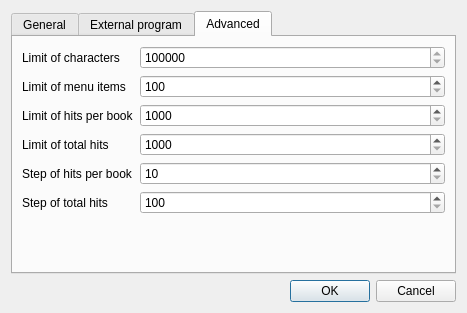
mvf/qolibri, file src/optiondialog.ui: the form before one commit.
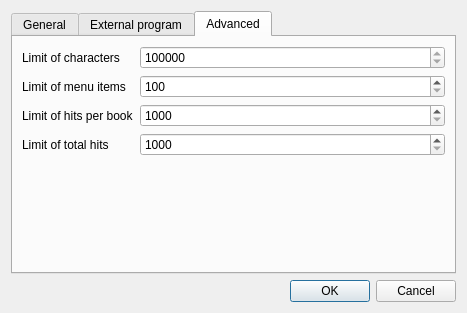
The form after the commit. The open tabs and pages were chosen to show the change.

Commit message:
Remove unused "Step of hits" options
These used to control the stepping on the hit limit spin boxes on the
toolbar and have been having no effect since commit
185b6472bdc55a5ca49c52bf98b70a3b595257c6

```diff
--- a/src/optiondialog.ui
+++ b/src/optiondialog.ui
@@ -264,46 +264,6 @@
          </property>
         </widget>
        </item>
-       <item row="4" column="0">
-        <widget class="QLabel" name="label_14">
-         <property name="text">
-          <string>Step of hits per book</string>
-         </property>
-        </widget>
-       </item>
-       <item row="4" column="1">
-        <widget class="QSpinBox" name="stepBookHitBox">
-         <property name="minimum">
-          <number>10</number>
-         </property>
-         <property name="maximum">
-          <number>1000</number>
-         </property>
-         <property name="singleStep">
-          <number>10</number>
-         </property>
-        </widget>
-       </item>
-       <item row="5" column="0">
-        <widget class="QLabel" name="label_15">
-         <property name="text">
-          <string>Step of total hits</string>
-         </property>
-        </widget>
-       </item>
-       <item row="5" column="1">
-        <widget class="QSpinBox" name="stepTotalHitBox">
-         <property name="minimum">
-          <number>100</number>
-         </property>
-         <property name="maximum">
-          <number>10000</number>
-         </property>
-         <property name="singleStep">
-          <number>100</number>
-         </property>
-        </widget>
-       </item>
       </layout>
      </widget>
     </widget>
```
The commit also changes 3 other files.
